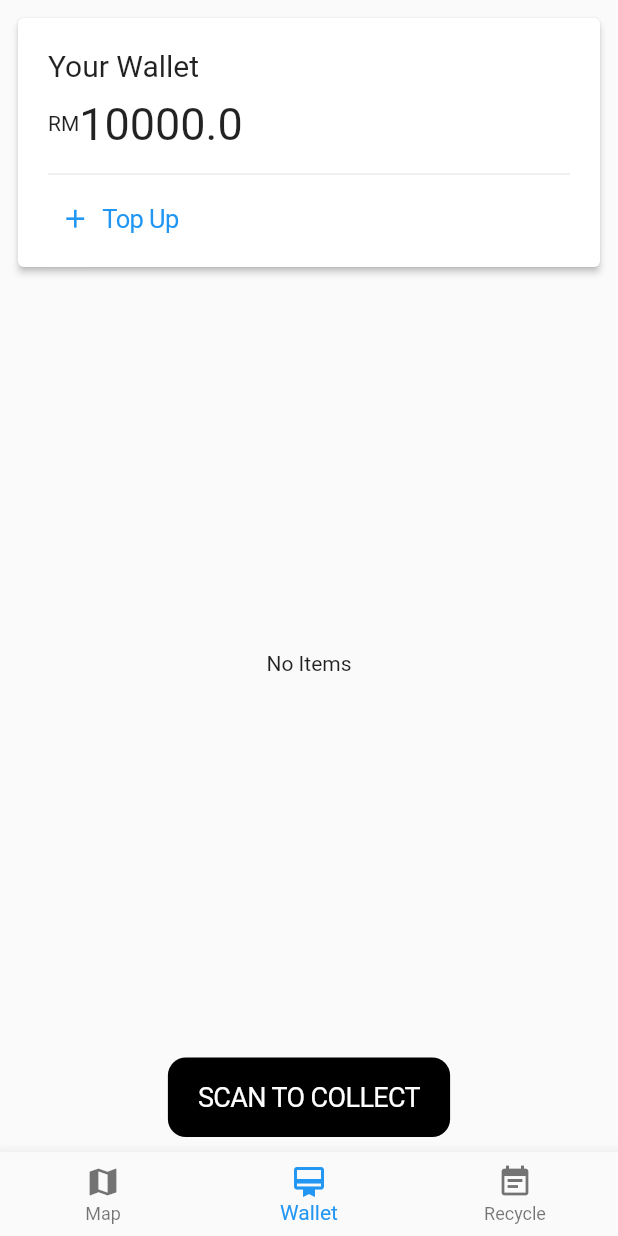
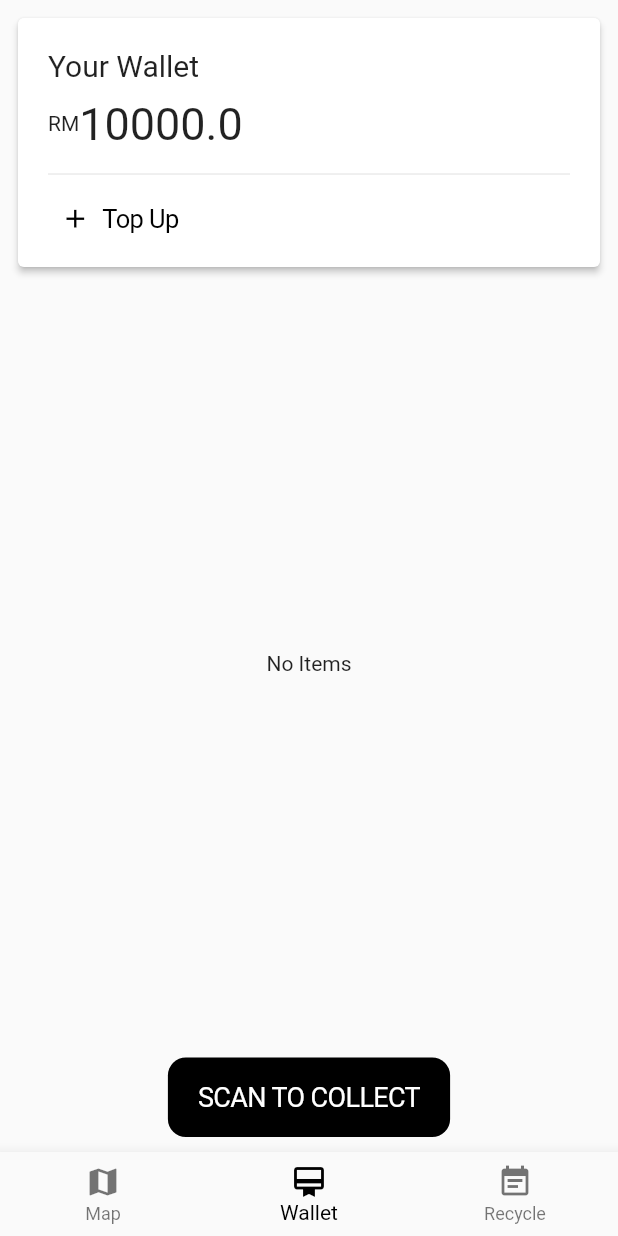
Before and after one commit to angelinetanvy/croco, a Flutter app: the screen it shows after launch, item 2 of the bottom bar chosen, on a phone screen of 412 x 824 dp. Run offline on Flutter 3.47's test engine with Material 2 defaults, Android fonts, the phone set to English and light mode, and no system bars; our stand-ins replace geolocator, google_maps_flutter, material_floating_search_bar; missing offline and left inert: flutter_polyline_points, qrscan, simple_permissions.

Commit message:
Fix color

```diff
--- a/lib/MapPage.dart
+++ b/lib/MapPage.dart
@@ -47,7 +47,8 @@ class MapPage extends StatelessWidget {
                         mainAxisAlignment: MainAxisAlignment.start,
                         children: [
                           AppBar(
-                              title: Text("Search for Item"),
+                              backgroundColor: Colors.black,
+                              title: Text("Search for Item",style: TextStyle(color: Colors.white),),
                               actions: <Widget>[
                                 IconButton(
                                     icon: Icon(Icons.search),
--- a/lib/PrizePoolCard.dart
+++ b/lib/PrizePoolCard.dart
@@ -7,7 +7,7 @@ class PrizePoolCard extends StatelessWidget {
   final double elevation;
   final String itemId;
   final bool show;
-  PrizePoolCard(this.itemId, {this.elevation = 2,this.show = false});
+  PrizePoolCard(this.itemId, {this.elevation = 2, this.show = false});
   @override
   Widget build(BuildContext context) {
     MainAppState state = context.watch<MainAppState>();
--- a/lib/RoutingPage.dart
+++ b/lib/RoutingPage.dart
@@ -126,7 +126,8 @@ class RoutingPageState extends State<RoutingPage> {
                padding: const EdgeInsets.all(8.0),
                child: FloatingActionButton.extended(
                  icon: Icon(Icons.money),
-                 label: Text("Arrived"),
+                 label: Text("Arrived", style: TextStyle(color: Colors.white),),
+                 backgroundColor: Colors.black,
                  onPressed: () => Navigator.push(
                                 context,
                                 MaterialPageRoute(
--- a/lib/VendingMachineList.dart
+++ b/lib/VendingMachineList.dart
@@ -15,6 +15,7 @@ class VendingMachineList extends StatelessWidget {
     return SafeArea(
       child: Scaffold(
         appBar: AppBar(
+          backgroundColor: Colors.black,
           title: Text("Vending Machines "),
         ),
         body: Column(
--- a/lib/VendingMachinePage.dart
+++ b/lib/VendingMachinePage.dart
@@ -12,7 +12,8 @@ class VendingMachinePage extends StatelessWidget {
     return SafeArea(
       child: Scaffold(
         appBar: AppBar(
-          title: Text("You "),
+          backgroundColor: Colors.black,
+          title: Text("List of Goods "),
         ),
         body: Column(
           children: [
--- a/lib/WalletCard.dart
+++ b/lib/WalletCard.dart
@@ -68,9 +68,9 @@ class WalletCard extends StatelessWidget {
                   children: [
                     Padding(
                       padding: const EdgeInsets.all(8.0),
-                      child: Icon(actionIcon),
+                      child: Icon(actionIcon,color: Colors.black,),
                     ),
-                    Text(actionLable)
+                    Text(actionLable, style: TextStyle(color: Colors.black),)
                   ],
                 ),
               ),
--- a/lib/main.dart
+++ b/lib/main.dart
@@ -49,6 +49,7 @@ class MainPage extends StatelessWidget {
         KarmaPage(),
       ][state.index],
       bottomNavigationBar: BottomNavigationBar(
+        selectedItemColor: Colors.black,
         currentIndex: state.index,
         onTap: state.updateIndex,
         items: [
```
Also changed, not shown: lib/WalletPage.dart (+6 -6 lines), lib/Firebase.dart (added).
